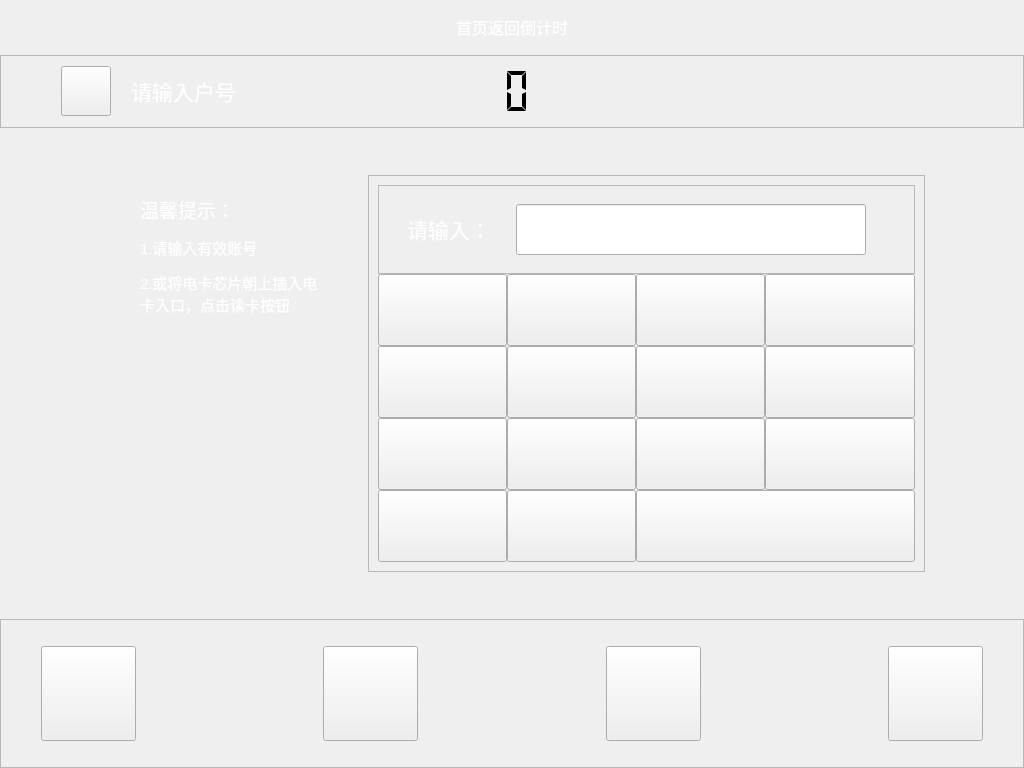
The window that readcard.ui (along-wds/jiaofeiji_ykgl) describes before a commit, drawn with Qt 5.
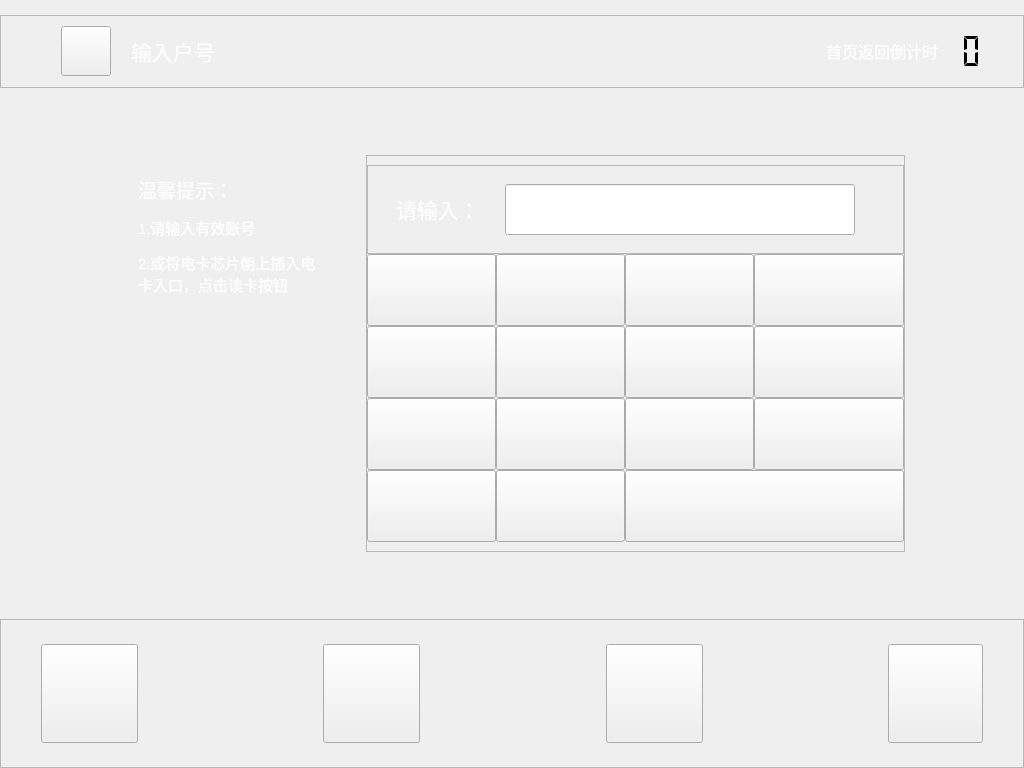
The same window after the commit. Icons and pictures are not drawn.

Diff of the .ui file:
```diff
--- a/readcard.ui
+++ b/readcard.ui
@@ -30,82 +30,20 @@
     <number>0</number>
    </property>
    <item>
-    <layout class="QHBoxLayout" name="horizontalLayout_22">
-     <item>
-      <spacer name="horizontalSpacer_18">
-       <property name="orientation">
-        <enum>Qt::Horizontal</enum>
-       </property>
-       <property name="sizeHint" stdset="0">
-        <size>
-         <width>40</width>
-         <height>20</height>
-        </size>
-       </property>
-      </spacer>
-     </item>
-     <item>
-      <spacer name="verticalSpacer_9">
-       <property name="orientation">
-        <enum>Qt::Vertical</enum>
-       </property>
-       <property name="sizeType">
-        <enum>QSizePolicy::Fixed</enum>
-       </property>
-       <property name="sizeHint" stdset="0">
-        <size>
-         <width>20</width>
-         <height>55</height>
-        </size>
-       </property>
-      </spacer>
-     </item>
-     <item>
-      <widget class="QLabel" name="label_10">
-       <property name="font">
-        <font>
-         <family>微软雅黑</family>
-         <pointsize>12</pointsize>
-        </font>
-       </property>
-       <property name="text">
-        <string>&lt;html&gt;&lt;head/&gt;&lt;body&gt;&lt;p&gt;&lt;span style=&quot; color:#ffffff;&quot;&gt;首页返回倒计时&lt;/span&gt;&lt;/p&gt;&lt;/body&gt;&lt;/html&gt;</string>
-       </property>
-      </widget>
-     </item>
-     <item>
-      <spacer name="verticalSpacer_3">
-       <property name="orientation">
-        <enum>Qt::Vertical</enum>
-       </property>
-       <property name="sizeType">
-        <enum>QSizePolicy::Fixed</enum>
-       </property>
-       <property name="sizeHint" stdset="0">
-        <size>
-         <width>20</width>
-         <height>55</height>
-        </size>
-       </property>
-      </spacer>
-     </item>
-     <item>
-      <spacer name="horizontalSpacer_17">
-       <property name="orientation">
-        <enum>Qt::Horizontal</enum>
-       </property>
-       <property name="sizeType">
-        <enum>QSizePolicy::Expanding</enum>
-       </property>
-       <property name="sizeHint" stdset="0">
-        <size>
-         <width>15</width>
-         <height>20</height>
-        </size>
-       </property>
-      </spacer>
-     </item>
-    </layout>
+    <spacer name="verticalSpacer_2">
+     <property name="orientation">
+      <enum>Qt::Vertical</enum>
+     </property>
+     <property name="sizeType">
+      <enum>QSizePolicy::Fixed</enum>
+     </property>
+     <property name="sizeHint" stdset="0">
+      <size>
+       <width>20</width>
+       <height>15</height>
+      </size>
+     </property>
+    </spacer>
    </item>
    <item>
     <widget class="QFrame" name="frame_4">
@@ -227,7 +165,7 @@
          </font>
         </property>
         <property name="text">
-         <string>&lt;html&gt;&lt;head/&gt;&lt;body&gt;&lt;p&gt;&lt;span style=&quot; color:#ffffff;&quot;&gt;请输入户号&lt;/span&gt;&lt;/p&gt;&lt;/body&gt;&lt;/html&gt;</string>
+         <string>&lt;html&gt;&lt;head/&gt;&lt;body&gt;&lt;p&gt;&lt;span style=&quot; color:#ffffff;&quot;&gt;输入户号&lt;/span&gt;&lt;/p&gt;&lt;/body&gt;&lt;/html&gt;</string>
         </property>
        </widget>
       </item>
@@ -244,6 +182,19 @@
         </property>
        </spacer>
       </item>
+      <item>
+       <widget class="QLabel" name="label_10">
+        <property name="font">
+         <font>
+          <family>微软雅黑</family>
+          <pointsize>12</pointsize>
+         </font>
+        </property>
+        <property name="text">
+         <string>&lt;html&gt;&lt;head/&gt;&lt;body&gt;&lt;p&gt;&lt;span style=&quot; color:#ffffff;&quot;&gt;首页返回倒计时&lt;/span&gt;&lt;/p&gt;&lt;/body&gt;&lt;/html&gt;</string>
+        </property>
+       </widget>
+      </item>
       <item>
        <widget class="QLCDNumber" name="lcdNumber">
         <property name="sizePolicy">
@@ -254,20 +205,20 @@
         </property>
         <property name="minimumSize">
          <size>
-          <width>120</width>
+          <width>50</width>
           <height>50</height>
          </size>
         </property>
         <property name="maximumSize">
          <size>
-          <width>120</width>
+          <width>50</width>
           <height>50</height>
          </size>
         </property>
         <property name="font">
          <font>
           <family>微软雅黑</family>
-          <pointsize>5</pointsize>
+          <pointsize>12</pointsize>
          </font>
         </property>
         <property name="layoutDirection">
@@ -286,7 +237,7 @@
          <enum>QFrame::Plain</enum>
         </property>
         <property name="lineWidth">
-         <number>1</number>
+         <number>0</number>
         </property>
         <property name="midLineWidth">
          <number>0</number>
@@ -303,7 +254,7 @@
        </widget>
       </item>
       <item>
-       <spacer name="verticalSpacer_2">
+       <spacer name="verticalSpacer_12">
         <property name="orientation">
          <enum>Qt::Vertical</enum>
         </property>
@@ -319,48 +270,7 @@
        </spacer>
       </item>
       <item>
-       <spacer name="horizontalSpacer_16">
-        <property name="orientation">
-         <enum>Qt::Horizontal</enum>
-        </property>
-        <property name="sizeHint" stdset="0">
-         <size>
-          <width>249</width>
-          <height>20</height>
-         </size>
-        </property>
-       </spacer>
-      </item>
-      <item>
-       <widget class="QLabel" name="label_20">
-        <property name="sizePolicy">
-         <sizepolicy hsizetype="Fixed" vsizetype="Fixed">
-          <horstretch>0</horstretch>
-          <verstretch>0</verstretch>
-         </sizepolicy>
-        </property>
-        <property name="minimumSize">
-         <size>
-          <width>168</width>
-          <height>69</height>
-         </size>
-        </property>
-        <property name="maximumSize">
-         <size>
-          <width>168</width>
-          <height>69</height>
-         </size>
-        </property>
-        <property name="styleSheet">
-         <string notr="true">border-image: url(:/image/picture/qietu/95598.png);</string>
-        </property>
-        <property name="text">
-         <string/>
-        </property>
-       </widget>
-      </item>
-      <item>
-       <spacer name="horizontalSpacer_6">
+       <spacer name="horizontalSpacer_15">
         <property name="orientation">
          <enum>Qt::Horizontal</enum>
         </property>
@@ -369,7 +279,7 @@
         </property>
         <property name="sizeHint" stdset="0">
          <size>
-          <width>60</width>
+          <width>15</width>
           <height>20</height>
          </size>
         </property>
@@ -402,11 +312,11 @@
         <enum>Qt::Horizontal</enum>
        </property>
        <property name="sizeType">
-        <enum>QSizePolicy::Fixed</enum>
+        <enum>QSizePolicy::Expanding</enum>
        </property>
        <property name="sizeHint" stdset="0">
         <size>
-         <width>121</width>
+         <width>60</width>
          <height>20</height>
         </size>
        </property>
@@ -554,13 +464,13 @@
          <number>6</number>
         </property>
         <property name="leftMargin">
-         <number>9</number>
+         <number>0</number>
         </property>
         <property name="topMargin">
          <number>9</number>
         </property>
         <property name="rightMargin">
-         <number>9</number>
+         <number>0</number>
         </property>
         <property name="bottomMargin">
          <number>9</number>
@@ -1291,14 +1201,14 @@
         </property>
         <property name="minimumSize">
          <size>
-          <width>95</width>
-          <height>95</height>
+          <width>97</width>
+          <height>99</height>
          </size>
         </property>
         <property name="maximumSize">
          <size>
-          <width>95</width>
-          <height>95</height>
+          <width>97</width>
+          <height>99</height>
          </size>
         </property>
         <property name="focusPolicy">
@@ -1338,8 +1248,8 @@
         </property>
         <property name="maximumSize">
          <size>
-          <width>95</width>
-          <height>95</height>
+          <width>97</width>
+          <height>99</height>
          </size>
         </property>
         <property name="focusPolicy">
@@ -1405,14 +1315,14 @@
         </property>
         <property name="minimumSize">
          <size>
-          <width>95</width>
-          <height>95</height>
+          <width>97</width>
+          <height>99</height>
          </size>
         </property>
         <property name="maximumSize">
          <size>
-          <width>95</width>
-          <height>95</height>
+          <width>97</width>
+          <height>99</height>
          </size>
         </property>
         <property name="focusPolicy">
@@ -1449,14 +1359,14 @@
         </property>
         <property name="minimumSize">
          <size>
-          <width>95</width>
-          <height>95</height>
+          <width>97</width>
+          <height>99</height>
          </size>
         </property>
         <property name="maximumSize">
          <size>
-          <width>95</width>
-          <height>95</height>
+          <width>97</width>
+          <height>99</height>
          </size>
         </property>
         <property name="focusPolicy">
```
Left out of the diff: 12 changed lines with no effect on the pictures.
